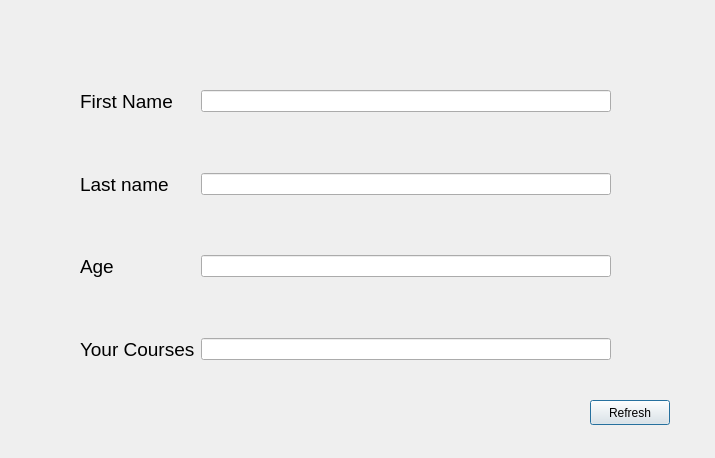
This is studentview.ui in Khaled-Waled/School_Managment_System as Qt 5 draws it before an edit. The edited form follows.
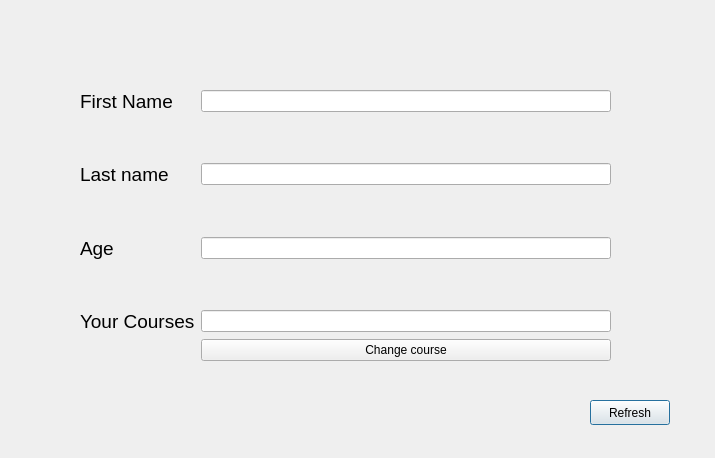
This is the edited form.

Commit message: Student is now able to change course

The edit to the form file:
```diff
--- a/studentview.ui
+++ b/studentview.ui
@@ -174,6 +174,13 @@
       </property>
      </spacer>
     </item>
+    <item row="7" column="1">
+     <widget class="QPushButton" name="pushButton_2">
+      <property name="text">
+       <string>Change course</string>
+      </property>
+     </widget>
+    </item>
    </layout>
   </widget>
  </widget>
```
The commit also changes 6 other files.
